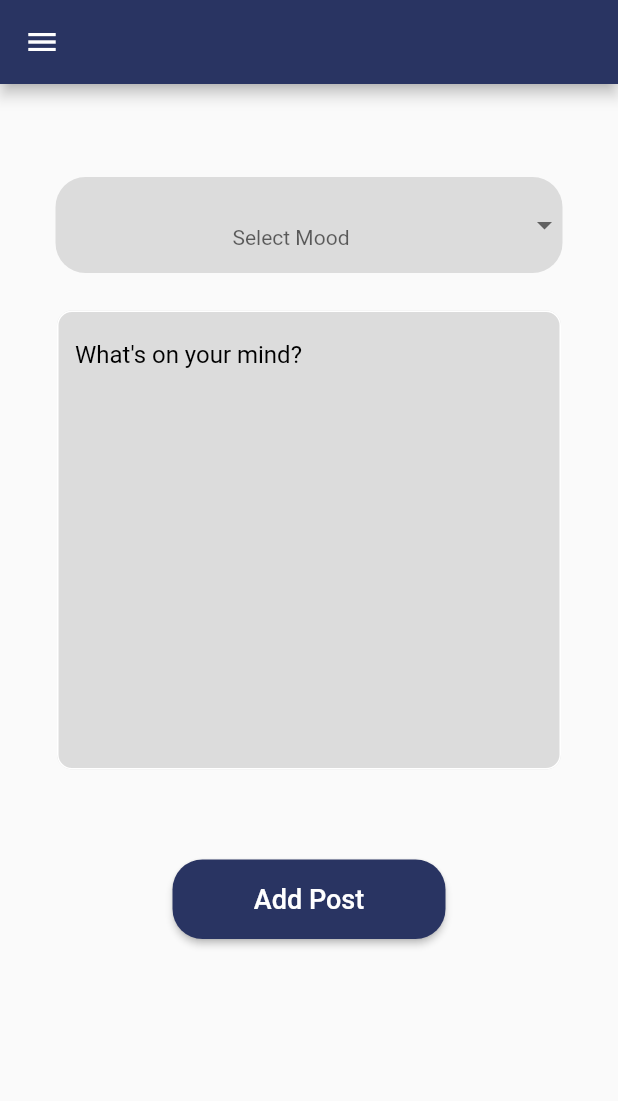
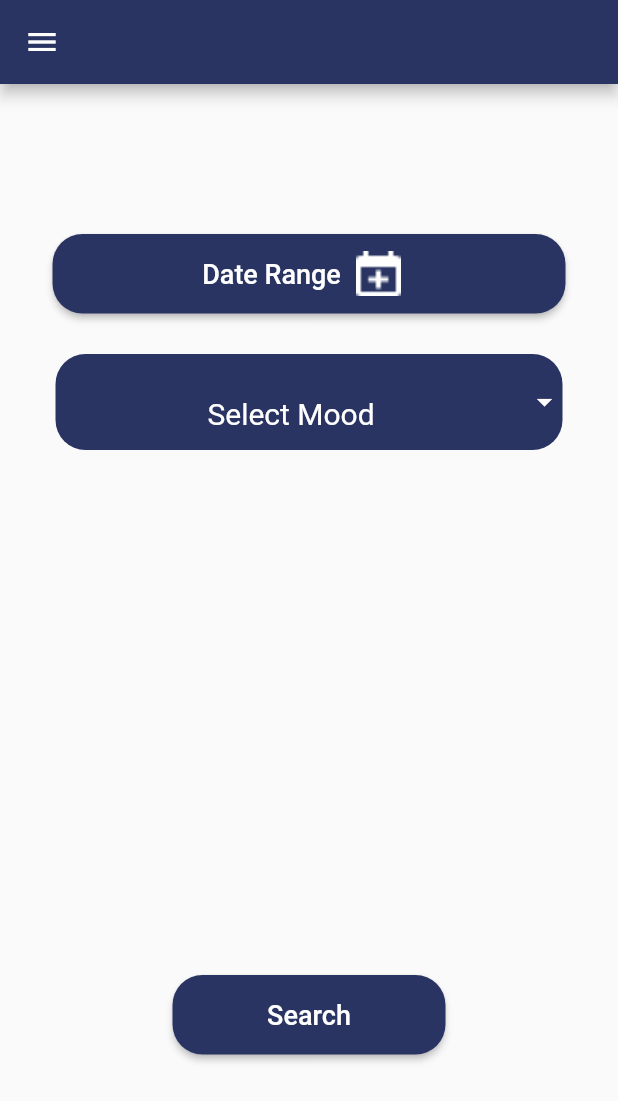
Before and after one commit to CEOSI-Flutter-Team/ceosi-app, a Flutter app: the screen it shows after launch, on a phone screen of 412 x 824 dp. Shown: the top 1101 px of the screen. Run offline on Flutter 3.47's test engine with Material 2 defaults, Android fonts, the phone set to English and light mode, and no system bars; our stand-ins replace flutter_riverpod, google_fonts; Roboto replaces fonts that are missing (Aleo).

Commit message:
Add. User Search Screen

```diff
--- a/lib/constants/icons.dart
+++ b/lib/constants/icons.dart
@@ -3,4 +3,5 @@ class CustomIcons {
   final filtericon = 'assets/icons/filter.png';
   final continuousdoticon = 'assets/icons/continuousdot.png';
   final plusicon = 'assets/icons/plus.png';
+  final datepickericon = 'assets/icons/datepickericon.png';
 }
--- a/lib/main.dart
+++ b/lib/main.dart
@@ -2,6 +2,7 @@ import 'package:ceosi_app/screens/ceosi_flutter_catalog/code_list_screen.dart';
 import 'package:ceosi_app/screens/ceosi_freedomwall/add_freedom_post_screen.dart';
 import 'package:ceosi_app/screens/ceosi_freedomwall/freedomposts_screen.dart';
 import 'package:ceosi_app/screens/ceosi_company_app/screens/announcement_screen.dart';
+import 'package:ceosi_app/screens/ceosi_freedomwall/user_search_screen.dart';
 import 'package:ceosi_app/screens/home_screen.dart';
 import 'package:ceosi_app/screens/login_screen.dart';
 import 'package:ceosi_app/screens/register_screen.dart';
@@ -23,7 +24,7 @@ class MyApp extends StatelessWidget {
         errorColor: Colors.white,
         primarySwatch: Colors.blue,
       ),
-      initialRoute: '/addfreedompostscreen',
+      initialRoute: '/usersearchscreen',
       routes: {
         '/': (context) => const HomeScreen(),
         '/loginscreen': (context) => LoginScreen(),
@@ -32,6 +33,7 @@ class MyApp extends StatelessWidget {
         '/freedompostsscreen': (context) => const FreedomPostsScreen(),
         '/announcementscreen': (context) => const AnnouncementScreen(),
         '/addfreedompostscreen': (context) => const AddFreedomPostScreen(),
+        '/usersearchscreen': (context) => const UserSearchScreen(),
       },
       title: 'CEOSI App',
     );
--- a/lib/screens/ceosi_freedomwall/add_freedom_post_screen.dart
+++ b/lib/screens/ceosi_freedomwall/add_freedom_post_screen.dart
@@ -2,7 +2,7 @@ import 'package:ceosi_app/constants/colors.dart';
 import 'package:flutter/material.dart';
 
 import '../../widgets/button_widget.dart';
-import '../../widgets/dropdown_button_form_field_widget.dart';
+import 'widgets/dropdown_button_form_field_widget.dart';
 
 import '../../widgets/sidebar_widget.dart';
 import '../../widgets/text_widget.dart';
@@ -46,11 +46,16 @@ class _AddFreedomPostScreenState extends State<AddFreedomPostScreen> {
                   height: 50,
                 ),
                 DropDownButtonFormFieldWidget(
-                    color: Colors.black12,
+                    dropdownbackgroundcolor: Colors.black12,
+                    dropdownitemcolor: Colors.black,
                     padding: const EdgeInsets.fromLTRB(37, 12, 37, 0),
                     label: '',
                     value: mood,
-                    hint: const Center(child: Text('Select Mood')),
+                    hint: const Center(
+                        child: NormalTextWidget(
+                            color: Colors.black,
+                            fontSize: 20,
+                            text: 'Select Mood')),
                     onChanged: (newValue) {
                       setState(() {
                         mood = newValue;
--- a/lib/screens/ceosi_freedomwall/user_search_screen.dart
+++ b/lib/screens/ceosi_freedomwall/user_search_screen.dart
@@ -0,0 +1,168 @@
+import 'package:ceosi_app/constants/colors.dart';
+import 'package:flutter/material.dart';
+import '../../constants/icons.dart';
+import '../../widgets/button_widget.dart';
+import 'widgets/dropdown_button_form_field_widget.dart';
+import '../../widgets/sidebar_widget.dart';
+import '../../widgets/text_widget.dart';
+import 'package:intl/intl.dart';
+
+class UserSearchScreen extends StatefulWidget {
+  const UserSearchScreen({super.key});
+
+  @override
+  State<UserSearchScreen> createState() => _UserSearchScreenState();
+}
+
+class _UserSearchScreenState extends State<UserSearchScreen> {
+  final moods = [
+    "Enjoyment",
+    "Sadness",
+    "Anger",
+    "Disgust",
+    "Fear",
+  ];
+  DateTimeRange? dateRange;
+
+  String getFrom() {
+    if (dateRange == null) {
+      return 'From';
+    } else {
+      return DateFormat('MM/dd/yyyy').format(dateRange!.start);
+    }
+  }
+
+  String getUntil() {
+    if (dateRange == null) {
+      return 'Until';
+    } else {
+      return DateFormat('MM/dd/yyyy').format(dateRange!.end);
+    }
+  }
+
+  Future pickDateRange(BuildContext context) async {
+    final initialDateRange = DateTimeRange(
+      start: DateTime.now(),
+      end: DateTime.now().add(const Duration(hours: 24 * 3)),
+    );
+    final newDateRange = await showDateRangePicker(
+      context: context,
+      firstDate: DateTime(DateTime.now().year - 5),
+      lastDate: DateTime(DateTime.now().year + 5),
+      initialDateRange: dateRange,
+    );
+
+    if (newDateRange == null) return;
+
+    setState(() => dateRange = newDateRange);
+  }
+
+  final _contentController = TextEditingController();
+  Object? mood;
+
+  @override
+  Widget build(BuildContext context) {
+    return WillPopScope(
+      onWillPop: () async {
+        return false;
+      },
+      child: Scaffold(
+        drawer: const SidebarWidget(),
+        appBar: AppBar(
+          backgroundColor: CustomColors.primary,
+        ),
+        body: Center(
+          child: SingleChildScrollView(
+            child: Column(
+              children: [
+                const SizedBox(
+                  height: 100,
+                ),
+                Padding(
+                  padding: const EdgeInsets.fromLTRB(35, 0, 35, 0),
+                  child: ButtonWidget(
+                      borderRadius: 20,
+                      onPressed: () {
+                        pickDateRange(context);
+                        print(dateRange);
+                      },
+                      buttonHeight: 53,
+                      buttonWidth: 150,
+                      textWidget: SingleChildScrollView(
+                        child: Row(
+                          mainAxisAlignment: MainAxisAlignment.center,
+                          children: [
+                            NormalTextWidget(
+                                color: Colors.white,
+                                fontSize: 18,
+                                text: dateRange == null
+                                    ? 'Date Range'
+                                    : '${getFrom().toString()} - ${getUntil().toString()}'),
+                            Padding(
+                              padding: const EdgeInsets.fromLTRB(10, 0, 10, 0),
+                              child: Container(
+                                height: 30,
+                                width: 30,
+                                decoration: BoxDecoration(
+                                  image: DecorationImage(
+                                    image: AssetImage(
+                                        CustomIcons().datepickericon),
+                                    fit: BoxFit.fill,
+                                  ),
+                                ),
+                              ),
+                            ),
+                          ],
+                        ),
+                      )),
+                ),
+                const SizedBox(
+                  height: 15,
+                ),
+                DropDownButtonFormFieldWidget(
+                    dropdownbackgroundcolor: CustomColors.primary,
+                    dropdownIconcolor: Colors.white,
+                    dropdownitemcolor: Colors.white,
+                    padding: const EdgeInsets.fromLTRB(37, 12, 37, 0),
+                    label: '',
+                    value: mood,
+                    hint: const Center(
+                        child: NormalTextWidget(
+                            color: Colors.white,
+                            fontSize: 20,
+                            text: 'Select Mood')),
+                    onChanged: (newValue) {
+                      setState(() {
+                        mood = newValue;
+                        print(mood);
+                        print(mood.runtimeType);
+                      });
+                    },
+                    items: moods.map<DropdownMenuItem<String>>((String value) {
+                      return DropdownMenuItem<String>(
+                        alignment: AlignmentDirectional.center,
+                        value: value,
+                        child: Center(child: Text(value)),
+                      );
+                    }).toList()),
+                const SizedBox(
+                  height: 350,
+                ),
+                ButtonWidget(
+                    borderRadius: 20,
+                    onPressed: () {},
+                    buttonHeight: 53,
+                    buttonWidth: 182,
+                    textWidget: const NormalTextWidget(
+                        color: Colors.white, fontSize: 18, text: 'Search')),
+                const SizedBox(
+                  height: 250,
+                ),
+              ],
+            ),
+          ),
+        ),
+      ),
+    );
+  }
+}
--- a/lib/widgets/dropdown_button_form_field_widget.dart
+++ b/lib/screens/ceosi_freedomwall/widgets/dropdown_button_form_field_widget.dart
@@ -7,14 +7,18 @@ class DropDownButtonFormFieldWidget extends StatefulWidget {
       required this.value,
       required this.items,
       required this.padding,
-      this.color,
+      this.dropdownIconcolor,
+      this.dropdownbackgroundcolor,
+      this.dropdownitemcolor,
       this.onChanged,
       this.hint,
       this.hintText});
 
   final String label;
   final Object? value;
-  final Color? color;
+  final Color? dropdownitemcolor;
+  final Color? dropdownbackgroundcolor;
+  final Color? dropdownIconcolor;
   final List<DropdownMenuItem<Object>> items;
   final void Function(Object?)? onChanged;
   final String? hintText;
@@ -35,20 +39,20 @@ class _DropDownButtonFormFieldWidgetState
       child: Column(children: [
         Container(
           decoration: BoxDecoration(
-            color: widget.color,
+            color: widget.dropdownbackgroundcolor,
             borderRadius: BorderRadius.circular(20),
           ),
           child: DropdownButtonFormField(
             hint: widget.hint,
+            iconEnabledColor: widget.dropdownIconcolor,
             dropdownColor: Colors.grey,
-            style: const TextStyle(color: Colors.black),
+            style: TextStyle(color: widget.dropdownitemcolor),
             decoration: InputDecoration(
                 border: InputBorder.none,
                 hoverColor: Colors.white,
                 focusColor: Colors.white,
                 fillColor: Colors.grey,
-                hintStyle:
-                    const TextStyle(color: Color.fromARGB(255, 16, 14, 14)),
+                hintStyle: const TextStyle(color: Colors.black),
                 floatingLabelBehavior: FloatingLabelBehavior.always,
                 labelText: widget.label,
                 labelStyle:
--- a/pubspec.yaml
+++ b/pubspec.yaml
@@ -38,6 +38,7 @@ dependencies:
   flutter_riverpod:
   google_fonts:
   flutter_staggered_grid_view: ^0.6.2
+  intl: ^0.17.0
 
 dev_dependencies:
   flutter_test:
```
Also changed, not shown: assets/icons/datepickericon.png (added), pubspec.lock.
